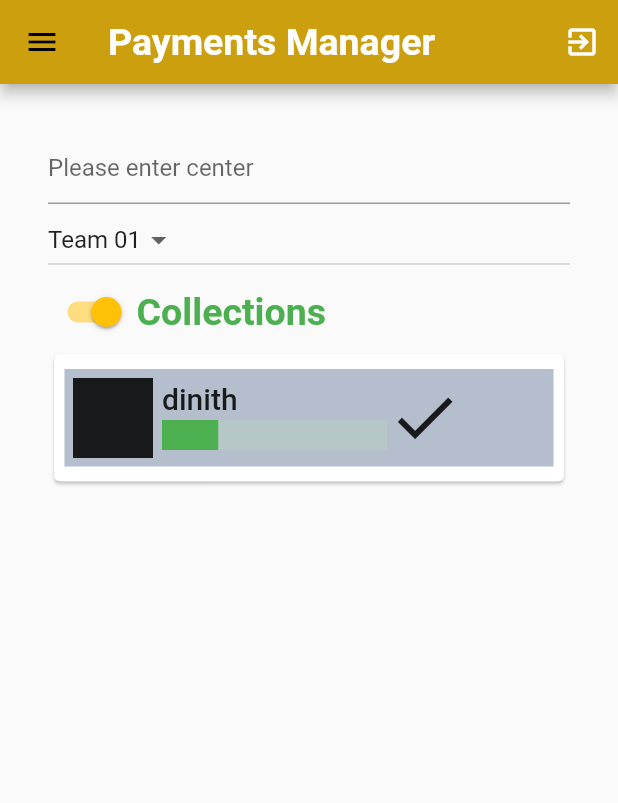
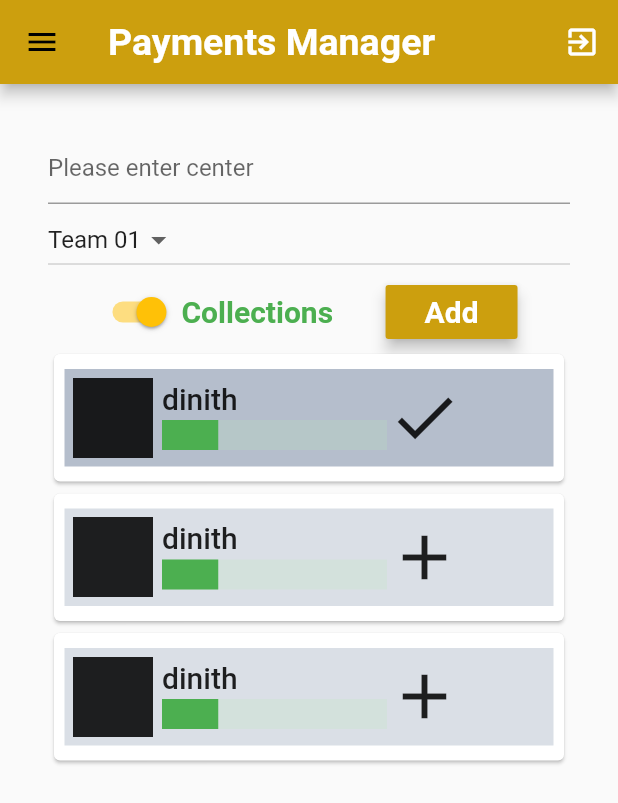
Before and after one commit to dinith72/smartLender_mobile_app, a Flutter app: the PaymentsManager screen opened by its route, after a tap on the "add" icon, on a phone screen of 412 x 824 dp. Shown: the top 803 px of the screen. Run offline on Flutter 3.47's test engine with Material 2 defaults, Android fonts, the phone set to English and light mode, and no system bars; missing offline and left inert: sqljocky5.

Commit message:
connected the member profile and payment manager such that the when profile of memeber is selected , corrsponding id is captured in payament manager

```diff
--- a/lib/components/memberProfile.dart
+++ b/lib/components/memberProfile.dart
@@ -1,12 +1,16 @@
 import 'package:flutter/material.dart';
 import 'package:mobile_app/components/selectIcon.dart';
 import 'package:mobile_app/controller/Member.dart';
+import 'package:mobile_app/screens/paymentsManager.dart';
+
 class MemberProfile extends StatefulWidget { // as the stste is changed the parent class also should extend from stateful widger
 
-  MemberProfile({Key key , this.member = null}) : super(key: key);
+  MemberProfile({Key key , this.member = null  ,this.onRemoved, this.onClicked }) : super(key: key);
   @override
   _MemberProfile createState() => new _MemberProfile();
   final  Member member ;
+  final ValueChanged<String> onRemoved;
+  final ValueChanged<String> onClicked ;
 }
 class _MemberProfile extends State<MemberProfile>{
 
@@ -20,12 +24,15 @@ class _MemberProfile extends State<MemberProfile>{
 
 
   void _onIconSelected(bool val){ // state changed from the component is captures
+
     setState(() {
       _selected = val;
-      if(val){
+      if(_selected){
+        widget.onClicked(_nic);
         _conColor = new Color.fromRGBO(181,190 , 204, 1.0); // bg color is changed
       }
       else{
+        widget.onRemoved(_nic);
         _conColor = new Color.fromRGBO(181,190 , 204, 0.5);// bg color is changed
       }
     });
@@ -34,6 +41,8 @@ class _MemberProfile extends State<MemberProfile>{
   Widget build(BuildContext context){
     Member mem = widget.member;
     _progressVal = mem.paidLoanAmt/mem.loanAmt;
+    _nic = mem.memNic;
+
     return new Container(
 
         margin: const EdgeInsets.symmetric(vertical: 10.0 , horizontal: 7.0),
--- a/lib/controller/Member.dart
+++ b/lib/controller/Member.dart
@@ -3,6 +3,13 @@ class Member{
   double _loanAmt;
   double _paidLoanAmt;
   String _profPicUrl;
+  String _memNic;
+
+  String get memNic => _memNic;
+
+  set memNic(String value) {
+    _memNic = value;
+  }
 
   String get memName => _memName;
 
--- a/lib/controller/PaymentManagerDataLoader.dart
+++ b/lib/controller/PaymentManagerDataLoader.dart
@@ -18,7 +18,25 @@ class PaymentManagerDataLoader{
       member.memName = 'dinith';
       member.loanAmt =10000.0;
       member.paidLoanAmt = 2500.0;
+      member.memNic = '953280086v';
       memberList.add(member);
+
+    Member member1 = new Member();
+    member1.memName = 'dinith';
+    member1.loanAmt =10000.0;
+    member1.paidLoanAmt = 2500.0;
+    member1.memNic = '953280081v';
+    memberList.add(member1);
+
+    Member member2 = new Member();
+    member2.memName = 'dinith';
+    member2.loanAmt =10000.0;
+    member2.paidLoanAmt = 2500.0;
+    member2.memNic = '953280082v';
+    memberList.add(member2);
+
+
+
 
     return memberList;
   }
--- a/lib/screens/paymentsManager.dart
+++ b/lib/screens/paymentsManager.dart
@@ -6,12 +6,18 @@ import 'package:mobile_app/controller/PaymentManagerDataLoader.dart';
 import 'package:mobile_app/components/memberProfile.dart';
 import 'package:mobile_app/controller/Member.dart';
 
+
 class PaymentsManager extends StatefulWidget{
   @override
   _PaymentsManager createState() => new _PaymentsManager();
+
+
+
 }
 
 class _PaymentsManager extends State<PaymentsManager>{
+
+  static List<String> selMem = new List<String>(); // stres all the nic numbers of the select member profiles
 
   bool _collecting = true;
   String _textval = "Collections";
@@ -19,11 +25,28 @@ class _PaymentsManager extends State<PaymentsManager>{
   List <String> teams = new List<String>();
   List <Member> memList = new List<Member>();
   String _teamVal ;
+
+
   void initState(){
     teams = PaymentManagerDataLoader().getTeams();
     memList = PaymentManagerDataLoader().getMembers();
     _teamVal = teams[0];
 
+  }
+
+  void addButtonPressed(){
+    for(String s in selMem){
+      print(s);
+    }
+
+  }
+
+  void memberSelected(String nic){
+    selMem.add(nic);
+  }
+
+  void memberRemoved(String nic){
+    selMem.remove(nic);
   }
 
 
@@ -94,13 +117,39 @@ class _PaymentsManager extends State<PaymentsManager>{
 
                   ),
                   new Row(
+                    mainAxisAlignment: MainAxisAlignment.spaceEvenly,
                     children: <Widget>[
-                      new Switch(
-                          value: _collecting,
-                          onChanged: (bool val){switchPaymentOnClick(val);
-                          }
+                      new Container(
+                          child :new Row(
+                            mainAxisAlignment: MainAxisAlignment.start,
+                            children: <Widget>[
+                              new Switch(
+                                  value: _collecting,
+                                  onChanged: (bool val){switchPaymentOnClick(val);
+                                  }
+                              ),
+                              new Text(_textval ,style: new TextStyle(color: _textColor , fontSize: 20.0 , fontWeight: FontWeight.bold),),
+                            ],
+                          )
                       ),
-                      new Text(_textval ,style: new TextStyle(color: _textColor , fontSize: 25.0 , fontWeight: FontWeight.bold),)
+
+                      new Container(
+                          padding: const EdgeInsets.symmetric(horizontal: 5.0),
+                          alignment: Alignment.centerRight,
+                          child:new RaisedButton(
+                            onPressed:(){addButtonPressed();}, // for the button to become active method should be declared
+                            color: new Color.fromRGBO(204, 159, 14, 1.0),
+                            elevation: 4.0, // gives 3d effect to button
+
+                            child: new Text(
+                              "Add" ,
+                              style: new TextStyle( fontWeight: FontWeight.w700, color: Colors.white , fontSize: 20.0)
+                              ,),
+
+
+                          )
+                      )
+
                     ],
                   ),
                   new ListView.builder(
@@ -110,7 +159,11 @@ class _PaymentsManager extends State<PaymentsManager>{
                       itemCount: memList.length,
                       itemBuilder: ( BuildContext context , int index ) {
                         return new Card(
-                            child:  new MemberProfile(member: memList[index],),
+                          child:  new MemberProfile(
+                            member: memList[index],
+                            onClicked: (String nic){memberSelected(nic);},
+                            onRemoved: (String nic){memberRemoved(nic);},
+                          ),
 
 
                         );
```
